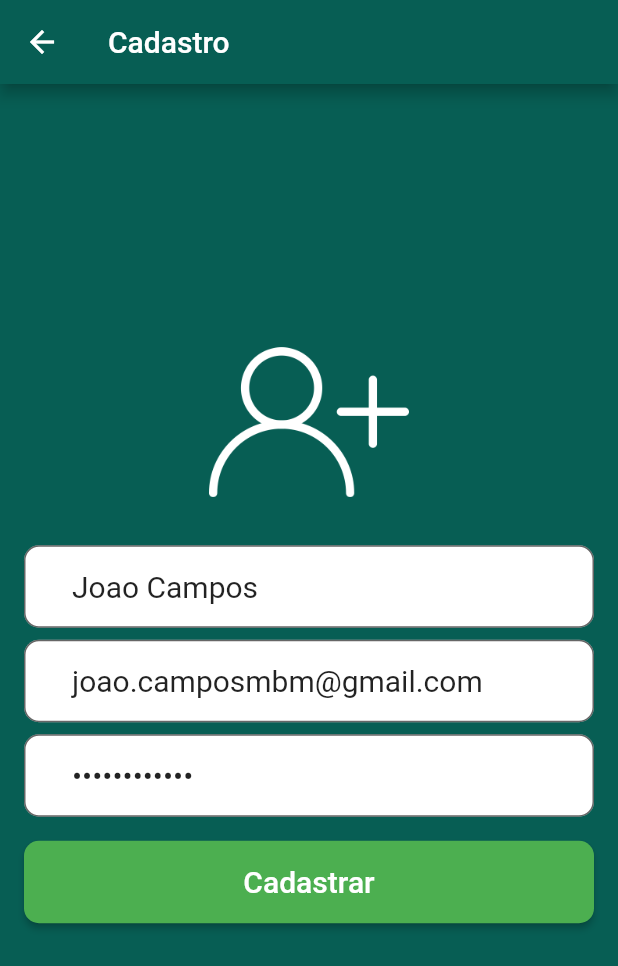
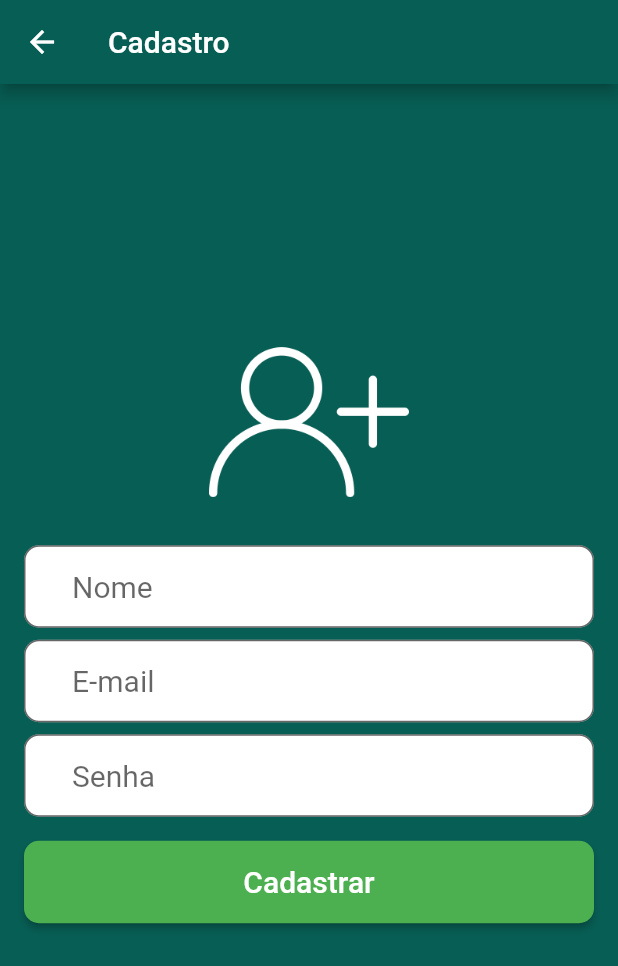
Before and after one commit to JoaoCampos767/Flutter, a Flutter app: the screen it shows after launch, after a tap on "Não tem conta? Cadastre-se!", on a phone screen of 412 x 824 dp. Shown: the top 966 px of the screen. Run offline on Flutter 3.47's test engine with Material 2 defaults, Android fonts, the phone set to English and light mode, and no system bars; our stand-ins replace cloud_firestore, firebase_auth, firebase_core, shared_preferences, sqflite; missing offline and left inert: dart:html, flutter_youtube; accounts and stored records are empty.

Commit message:
Ajuste para gravar o usuario email e senha no FireBase

```diff
--- a/whatsapp/lib/cadastro.dart
+++ b/whatsapp/lib/cadastro.dart
@@ -1,7 +1,9 @@
 import 'package:firebase_core/firebase_core.dart';
 import 'package:flutter/material.dart';
 import 'package:firebase_auth/firebase_auth.dart';
-import 'package:whatsapp/model/usuario.dart';
+
+import 'package:whatsapp/home.dart';
+import 'model/Usuario.dart';
 
 class Cadastro extends StatefulWidget {
   const Cadastro({super.key});
@@ -11,12 +13,9 @@ class Cadastro extends StatefulWidget {
 }
 
 class _CadastroState extends State<Cadastro> {
-  final TextEditingController _controllerNome =
-      TextEditingController(text: "Joao Campos");
-  final TextEditingController _controllerEmail =
-      TextEditingController(text: "joao.camposmbm@gmail.com");
-  final TextEditingController _controllerSenha =
-      TextEditingController(text: "951767Mbndjk");
+  final TextEditingController _controllerNome = TextEditingController();
+  final TextEditingController _controllerEmail = TextEditingController();
+  final TextEditingController _controllerSenha = TextEditingController();
 
   String _mensagemErro = "";
 
@@ -55,22 +54,25 @@ class _CadastroState extends State<Cadastro> {
     }
   }
 
-  _cadastrarUsuario(Usuario usuario) {
+  _cadastrarUsuario(Usuario usuario) async {
+    await Firebase.initializeApp();
     FirebaseAuth auth = FirebaseAuth.instance;
 
     auth
         .createUserWithEmailAndPassword(
-      email: usuario.email,
-      password: usuario.senha,
-    )
+            email: usuario.email, password: usuario.senha)
         .then((firebaseUser) {
-      setState(() {
-        _mensagemErro = "Sucesso ao cadastrar!";
-      });
+      Navigator.push(
+        context,
+        MaterialPageRoute(
+          builder: (context) => const Home(),
+        ),
+      );
     }).catchError((error) {
+      print("erro app: " + error.toString());
       setState(() {
         _mensagemErro =
-            "Erro ao cadastrar, verifique os campos e tente novamente";
+            "Erro ao cadastrar usuário, verifique os campos e tente novamente!";
       });
     });
   }
--- a/whatsapp/lib/login.dart
+++ b/whatsapp/lib/login.dart
@@ -80,7 +80,7 @@ class _LoginState extends State<Login> {
                       Navigator.push(
                         context,
                         MaterialPageRoute(
-                          builder: (context) => const Cadastro(),
+                          builder: (context) => Cadastro(),
                         ),
                       );
                     },
--- a/whatsapp/lib/main.dart
+++ b/whatsapp/lib/main.dart
@@ -1,11 +1,8 @@
 // @dart=2.9
-import 'package:firebase_core/firebase_core.dart';
 import 'package:flutter/material.dart';
-import 'package:cloud_firestore/cloud_firestore.dart';
-import 'package:whatsapp/home.dart';
 import 'package:whatsapp/login.dart';
 
-void main() async {
+void main() {
   /*WidgetsFlutterBinding.ensureInitialized();
 
   await Firebase.initializeApp();
--- a/whatsapp/lib/model/usuario.dart
+++ b/whatsapp/lib/model/usuario.dart
@@ -1,18 +1,17 @@
-// ignore_for_file: public_member_api_docs, sort_constructors_first, unnecessary_this
 class Usuario {
   String? _nome;
   String? _email;
   String? _senha;
 
-  String? get nome => this._nome;
+  get nome => _nome;
 
-  set nome(String? value) => this._nome = value;
+  set nome(value) => _nome = value;
 
-  get email => this._email;
+  get email => _email;
 
-  set email(value) => this._email = value;
+  set email(value) => _email = value;
 
-  get senha => this._senha;
+  get senha => _senha;
 
-  set senha(value) => this._senha = value;
+  set senha(value) => _senha = value;
 }
```
Also changed, not shown: whatsapp/lib/home.dart (+6 -1 lines).
